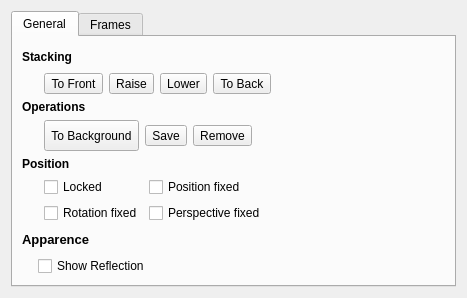
Old version of the form Canvas/AbstractConfig.ui in the repository enricoros/fotowall.
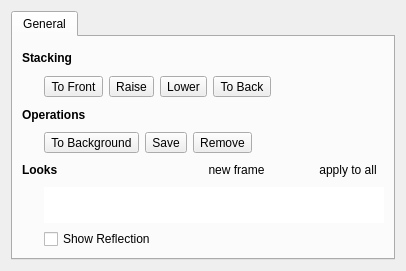
New version of the form. Icons and pictures are not drawn.

Commit message:
Revert "Add a lock position checkbox."
This reverts commit 5aae1f92a84e1fb235a072ce89cf59ba1921d49c.

What changed in the file:
```diff
--- a/Canvas/AbstractConfig.ui
+++ b/Canvas/AbstractConfig.ui
@@ -6,8 +6,8 @@
    <rect>
     <x>0</x>
     <y>0</y>
-    <width>467</width>
-    <height>298</height>
+    <width>406</width>
+    <height>271</height>
    </rect>
   </property>
   <layout class="QVBoxLayout" name="verticalLayout_2">
@@ -159,12 +159,6 @@
          </item>
          <item row="1" column="1">
           <widget class="QToolButton" name="background">
-           <property name="minimumSize">
-            <size>
-             <width>0</width>
-             <height>31</height>
-            </size>
-           </property>
            <property name="text">
             <string>To Background</string>
            </property>
@@ -217,145 +211,8 @@
         </layout>
        </item>
        <item>
-        <layout class="QGridLayout" name="gridLayout_4" columnstretch="0,0,0,0">
-         <item row="0" column="0" colspan="4">
-          <widget class="QLabel" name="label_4">
-           <property name="font">
-            <font>
-             <weight>75</weight>
-             <bold>true</bold>
-            </font>
-           </property>
-           <property name="text">
-            <string>Position</string>
-           </property>
-          </widget>
-         </item>
-         <item row="1" column="1">
-          <widget class="QCheckBox" name="contentLocked">
-           <property name="toolTip">
-            <string>The content position and transformations are locked. Useful to create templates with fixed elements.</string>
-           </property>
-           <property name="text">
-            <string>Locked</string>
-           </property>
-          </widget>
-         </item>
-         <item row="1" column="2">
-          <widget class="QCheckBox" name="fixedPosition">
-           <property name="text">
-            <string>Position fixed</string>
-           </property>
-          </widget>
-         </item>
-         <item row="2" column="1">
-          <widget class="QCheckBox" name="fixedRotation">
-           <property name="text">
-            <string>Rotation fixed</string>
-           </property>
-          </widget>
-         </item>
-         <item row="2" column="2">
-          <widget class="QCheckBox" name="fixedPerspective">
-           <property name="text">
-            <string>Perspective fixed</string>
-           </property>
-          </widget>
-         </item>
-         <item row="1" column="0">
-          <spacer name="horizontalSpacer_5">
-           <property name="orientation">
-            <enum>Qt::Horizontal</enum>
-           </property>
-           <property name="sizeType">
-            <enum>QSizePolicy::Fixed</enum>
-           </property>
-           <property name="sizeHint" stdset="0">
-            <size>
-             <width>16</width>
-             <height>16</height>
-            </size>
-           </property>
-          </spacer>
-         </item>
-         <item row="1" column="3">
-          <spacer name="horizontalSpacer_11">
-           <property name="orientation">
-            <enum>Qt::Horizontal</enum>
-           </property>
-           <property name="sizeHint" stdset="0">
-            <size>
-             <width>40</width>
-             <height>20</height>
-            </size>
-           </property>
-          </spacer>
-         </item>
-        </layout>
-       </item>
-       <item>
-        <layout class="QVBoxLayout" name="verticalLayout_4">
-         <item>
-          <widget class="QLabel" name="label_5">
-           <property name="text">
-            <string>&lt;!DOCTYPE HTML PUBLIC &quot;-//W3C//DTD HTML 4.0//EN&quot; &quot;http://www.w3.org/TR/REC-html40/strict.dtd&quot;&gt;
-&lt;html&gt;&lt;head&gt;&lt;meta name=&quot;qrichtext&quot; content=&quot;1&quot; /&gt;&lt;style type=&quot;text/css&quot;&gt;
-p, li { white-space: pre-wrap; }
-&lt;/style&gt;&lt;/head&gt;&lt;body style=&quot; font-family:'Sans'; font-size:10pt; font-weight:400; font-style:normal;&quot;&gt;
-&lt;p style=&quot; margin-top:0px; margin-bottom:0px; margin-left:0px; margin-right:0px; -qt-block-indent:0; text-indent:0px;&quot;&gt;&lt;span style=&quot; font-weight:600;&quot;&gt;Apparence&lt;/span&gt;&lt;/p&gt;&lt;/body&gt;&lt;/html&gt;</string>
-           </property>
-          </widget>
-         </item>
-         <item>
-          <layout class="QGridLayout" name="gridLayout_5">
-           <item row="0" column="1">
-            <widget class="QCheckBox" name="reflection">
-             <property name="text">
-              <string>Show Reflection</string>
-             </property>
-            </widget>
-           </item>
-           <item row="0" column="0">
-            <spacer name="horizontalSpacer_9">
-             <property name="orientation">
-              <enum>Qt::Horizontal</enum>
-             </property>
-             <property name="sizeType">
-              <enum>QSizePolicy::Fixed</enum>
-             </property>
-             <property name="sizeHint" stdset="0">
-              <size>
-               <width>16</width>
-               <height>16</height>
-              </size>
-             </property>
-            </spacer>
-           </item>
-           <item row="0" column="2">
-            <spacer name="horizontalSpacer_10">
-             <property name="orientation">
-              <enum>Qt::Horizontal</enum>
-             </property>
-             <property name="sizeHint" stdset="0">
-              <size>
-               <width>40</width>
-               <height>20</height>
-              </size>
-             </property>
-            </spacer>
-           </item>
-          </layout>
-         </item>
-        </layout>
-       </item>
-      </layout>
-     </widget>
-     <widget class="QWidget" name="tabApparences">
-      <attribute name="title">
-       <string>Frames</string>
-      </attribute>
-      <layout class="QVBoxLayout" name="verticalLayout_3">
-       <item>
+        <layout class="QGridLayout" name="gridLayout_3">
+         <item row="0" column="0" colspan="2">
         <layout class="QHBoxLayout" name="horizontalLayout">
          <item>
           <widget class="QLabel" name="looksLabel">
@@ -366,76 +223,55 @@
             </font>
            </property>
            <property name="text">
-            <string>Frames</string>
+              <string>Looks</string>
            </property>
           </widget>
          </item>
-         <item>
-          <spacer name="horizontalSpacer_3">
-           <property name="orientation">
-            <enum>Qt::Horizontal</enum>
-           </property>
-           <property name="sizeHint" stdset="0">
-            <size>
-             <width>40</width>
-             <height>20</height>
-            </size>
-           </property>
-          </spacer>
-         </item>
          <item>
           <widget class="QPushButton" name="newFrame">
            <property name="toolTip">
             <string>Add a new frame</string>
            </property>
            <property name="text">
-            <string/>
-           </property>
-           <property name="icon">
-            <iconset resource="../fotowall.qrc">
-             <normaloff>:/data/action-add.png</normaloff>:/data/action-add.png</iconset>
-           </property>
-           <property name="default">
-            <bool>false</bool>
-           </property>
+              <string>new frame</string>
+             </property>
            <property name="flat">
             <bool>true</bool>
            </property>
           </widget>
          </item>
          <item>
-          <widget class="QPushButton" name="removeFrame">
-           <property name="toolTip">
-            <string>Remove a frame from the list</string>
-           </property>
+            <widget class="QToolButton" name="lookApplyAll">
            <property name="text">
-            <string/>
-           </property>
-           <property name="icon">
-            <iconset resource="../fotowall.qrc">
-             <normaloff>:/data/action-delete.png</normaloff>:/data/action-delete.png</iconset>
-           </property>
-           <property name="flat">
-            <bool>true</bool>
-           </property>
-          </widget>
-         </item>
-         <item>
-          <widget class="QPushButton" name="lookApplyAll">
-           <property name="text">
-            <string>Apply to all</string>
-           </property>
-           <property name="autoRepeatInterval">
-            <number>100</number>
-           </property>
-           <property name="flat">
+              <string>apply to all</string>
+             </property>
+             <property name="toolButtonStyle">
+              <enum>Qt::ToolButtonTextBesideIcon</enum>
+             </property>
+             <property name="autoRaise">
             <bool>true</bool>
            </property>
           </widget>
          </item>
         </layout>
        </item>
-       <item>
+         <item row="1" column="0" rowspan="2">
+          <spacer name="horizontalSpacer_3">
+           <property name="orientation">
+            <enum>Qt::Horizontal</enum>
+           </property>
+           <property name="sizeType">
+            <enum>QSizePolicy::Fixed</enum>
+           </property>
+           <property name="sizeHint" stdset="0">
+            <size>
+             <width>16</width>
+             <height>16</height>
+            </size>
+           </property>
+          </spacer>
+         </item>
+         <item row="1" column="1">
         <widget class="QListWidget" name="framesList">
          <property name="minimumSize">
           <size>
@@ -446,7 +282,7 @@
          <property name="maximumSize">
           <size>
            <width>16777215</width>
-           <height>500</height>
+             <height>36</height>
           </size>
          </property>
          <property name="frameShape">
@@ -477,6 +313,15 @@
           <enum>QListView::IconMode</enum>
          </property>
         </widget>
+         </item>
+         <item row="2" column="1">
+          <widget class="QCheckBox" name="reflection">
+           <property name="text">
+            <string>Show Reflection</string>
+           </property>
+          </widget>
+         </item>
+        </layout>
        </item>
       </layout>
      </widget>
```
Left out of the diff: 10 changed lines with no effect on the pictures. Lines whose indentation alone changed are shown as unchanged. The commit also changes 9 other files.
